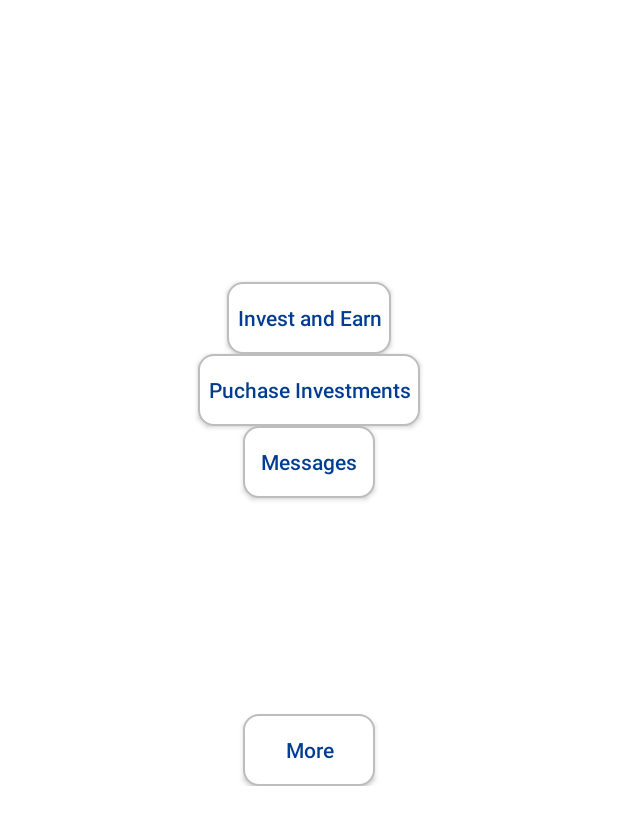
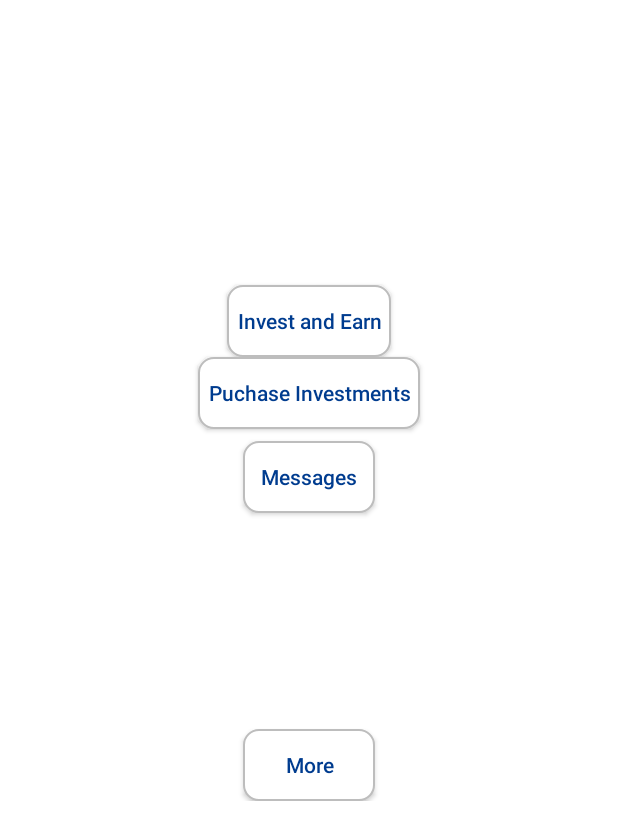
Before and after one commit to Ronald-Saunfe/CashIn, an Android app: the fragment Menu placed in its activity, on a phone screen of 412 x 824 dp. Shown: the top 840 px of the screen. Run offline under Robolectric (Android 15) with nearby library versions, the phone set to English and light mode, and no system bars.

```diff
--- a/app/src/main/res/layout/fragment_menu.xml
+++ b/app/src/main/res/layout/fragment_menu.xml
@@ -50,10 +50,12 @@
                 android:id="@+id/messages"
                 android:layout_width="wrap_content"
                 android:layout_height="wrap_content"
+                android:layout_marginTop="8dp"
                 android:text="@string/Messages"
+                app:layout_constraintHorizontal_bias="0.501"
                 app:layout_constraintLeft_toLeftOf="parent"
                 app:layout_constraintRight_toRightOf="parent"
-                app:layout_constraintTop_toBottomOf="@id/PI"/>
+                app:layout_constraintTop_toBottomOf="@id/PI" />
 
             <Button
                 android:id="@+id/WC"
```
